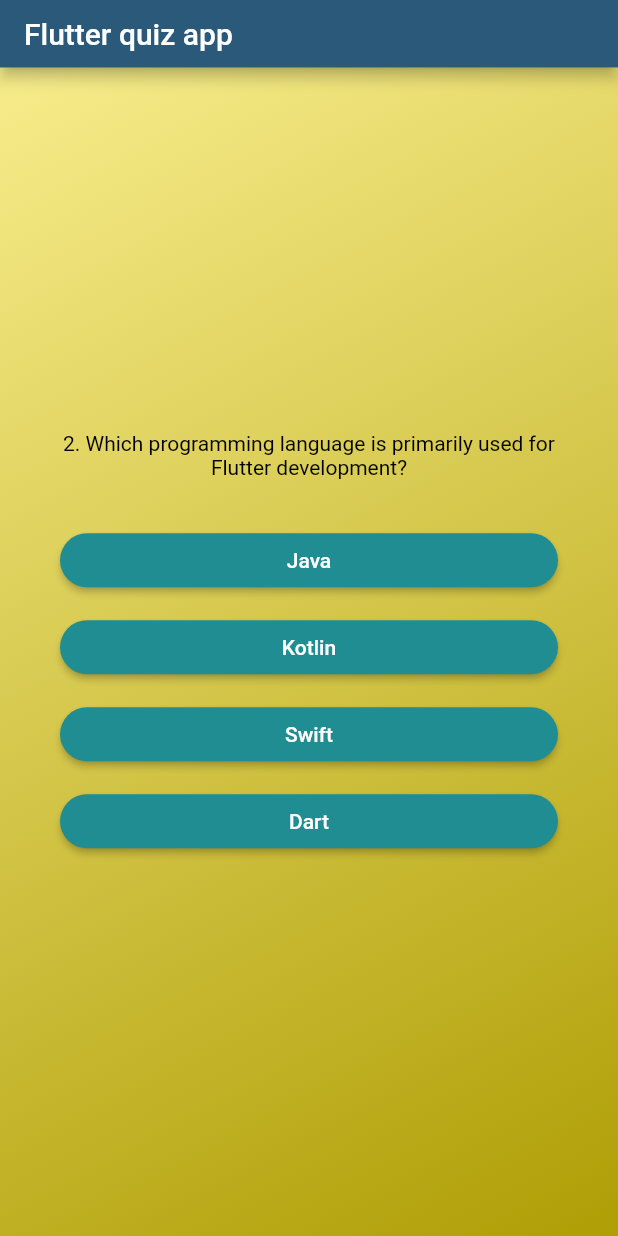
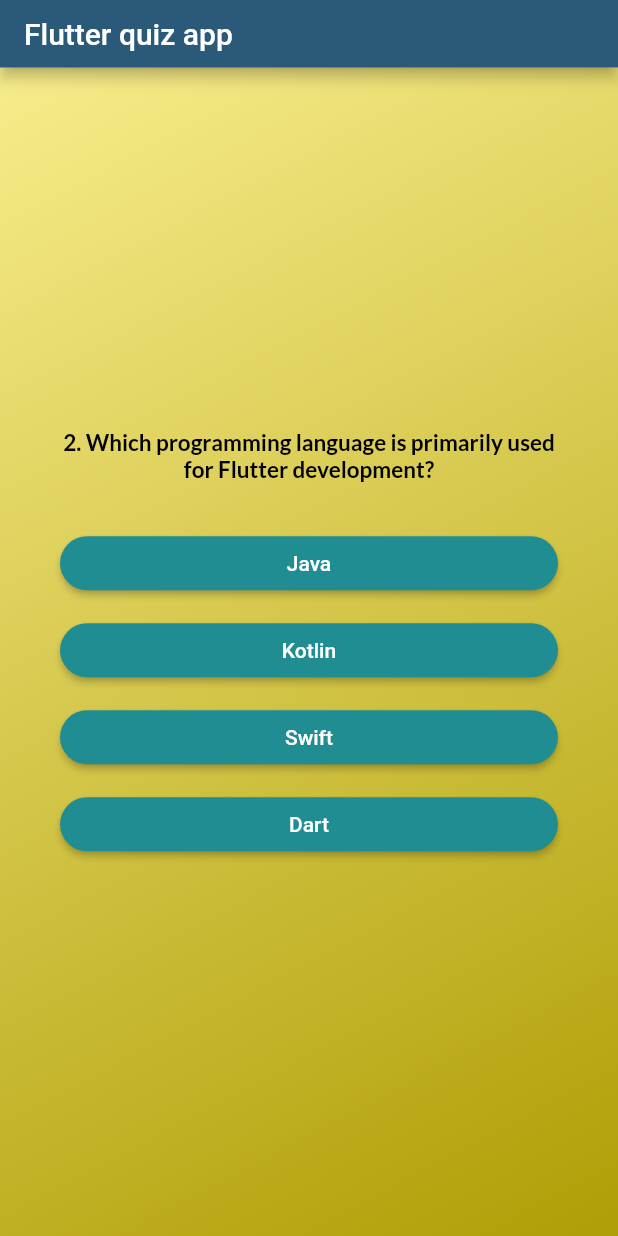
Before and after one commit to akashdevav/Flutter_Quiz_app, a Flutter app: the screen it shows after launch, after a tap on "start quiz", after a tap on "A programming language", on a phone screen of 412 x 824 dp. Run offline on Flutter 3.47's test engine with Material 2 defaults, Android fonts, the phone set to English and light mode, and no system bars; our stand-ins replace google_fonts.

```diff
--- a/quiz_app/lib/background_color.dart
+++ b/quiz_app/lib/background_color.dart
@@ -1,6 +1,10 @@
+//This class contains the "lift_state_up functionality" ie. To change the screen_pages based on the button function.
+
 import 'package:flutter/material.dart';
+import 'package:quiz_app/data/questions.dart';
 import 'package:quiz_app/front_page.dart';
 import 'package:quiz_app/quiz_screen.dart';
+import 'package:quiz_app/result_screen.dart';
 
 class Background extends StatefulWidget {
   const Background({super.key});
@@ -10,27 +14,38 @@ class Background extends StatefulWidget {
   }
 }
 class _BackgroundState extends State<Background> {
-
+  List<String> selectAnswer = []; //an empty list to store the selected answer
   var activeScreen = 'home_page';
 
-  // @override
-  // void initState() {
-  //   super.initState();
-  //   activeScreen = ;
-  // }
-
+//the changescreen function can contains conditional properties that has to be triggered.
   void changeScreen() {
     setState(() {
       activeScreen = 'quiz_page';
     });
   }
+  //this function is used to store or append the selected answes in quiz screen/page.
+  void storeAnswers(String answer) {
+    selectAnswer.add(answer);
+    if (selectAnswer.length == questions.length) {
+      setState(() {
+        selectAnswer = [];
+        activeScreen = 'result_page';
+      });
+    }
+  }
 
   @override
   Widget build(context) {
     Widget currentScreen = FrontLogo(changeScreen);
+    //the below condition is used to change the state ie. if condition met it can change the page to the "quizscreen".
     if(activeScreen == 'quiz_page') {
-      currentScreen = const QuizScreen();
+      currentScreen = QuizScreen(onSelectAnswer: storeAnswers,);
     }
+
+    if(activeScreen == 'result_page') {
+      currentScreen = ResultScreen(changeScreen);
+    }
+
     return MaterialApp(
       debugShowCheckedModeBanner: false,
       home: Scaffold(
--- a/quiz_app/lib/main.dart
+++ b/quiz_app/lib/main.dart
@@ -1,4 +1,4 @@
 import 'package:flutter/material.dart';
 import 'package:quiz_app/background_color.dart';
 
-void main() => runApp( Background());
+void main() => runApp(const Background());
--- a/quiz_app/lib/quiz_screen.dart
+++ b/quiz_app/lib/quiz_screen.dart
@@ -1,10 +1,12 @@
 import 'package:flutter/material.dart';
+import 'package:google_fonts/google_fonts.dart';
 import 'package:quiz_app/answers.dart';
 import 'package:quiz_app/data/questions.dart';
 
 class QuizScreen extends StatefulWidget {
-  const QuizScreen({super.key});
+  const QuizScreen({super.key, required this.onSelectAnswer});
 
+  final void Function(String answers) onSelectAnswer;
   @override
   State<QuizScreen> createState() {
     return _QuizScreenState();
@@ -15,7 +17,8 @@ class _QuizScreenState extends State<QuizScreen> {
   var currentquestionIndex = 0;
 
   //this function is goes to increment the question index value to change the next question.
-  void changequestionindex() {
+  void changequestionindex(String selectedAnswer) {
+    widget.onSelectAnswer(selectedAnswer);  //Here, the selected answer is passes through the class constructor.
     setState(() {
       currentquestionIndex++;
     });
@@ -34,14 +37,18 @@ class _QuizScreenState extends State<QuizScreen> {
           children: [
             Text(
               currentquestion.text,
-              style: const TextStyle(color: Colors.black),
+              style: GoogleFonts.lato(
+                color: Colors.black,
+                fontSize: 15,
+                fontWeight: FontWeight.bold,
+              ),
               textAlign: TextAlign.center,
             ),
 
             const SizedBox(
               height: 30,
             ),
-            //Here, I use map to store the existing list into new List as value of Item.
+            //Here, I use map to store the existing list into new List as value of Item to the particular button functions.
             //And ... (trible Dot) specifies splitting method or dart build-in key word used to consider as a single list of value separated by a comma.
             //If we don'n use the ...(trible Dot) ie. splitted method, the map is consider as "nested List" so it through an error.
             ...currentquestion.getShuffledAnswers().map(
@@ -49,7 +56,9 @@ class _QuizScreenState extends State<QuizScreen> {
                 return Column(
                   crossAxisAlignment: CrossAxisAlignment.stretch,
                   children: [
-                    AnswerButton(ontap: changequestionindex, answer: item),
+                    AnswerButton(ontap: () {
+                      changequestionindex(item);    //Here, i collect the selected answers as a item and then pass it to the "changequestionIndex function".
+                    }, answer: item),
                     const SizedBox(
                       height: 10,
                     )
--- a/quiz_app/pubspec.yaml
+++ b/quiz_app/pubspec.yaml
@@ -35,6 +35,7 @@ dependencies:
   # The following adds the Cupertino Icons font to your application.
   # Use with the CupertinoIcons class for iOS style icons.
   cupertino_icons: ^1.0.2
+  google_fonts: ^4.0.4
 
 dev_dependencies:
   flutter_test:
```
Also changed, not shown: quiz_app/lib/result_screen.dart (added, +36 -0 lines), quiz_app/pubspec.lock, 1 other file.
